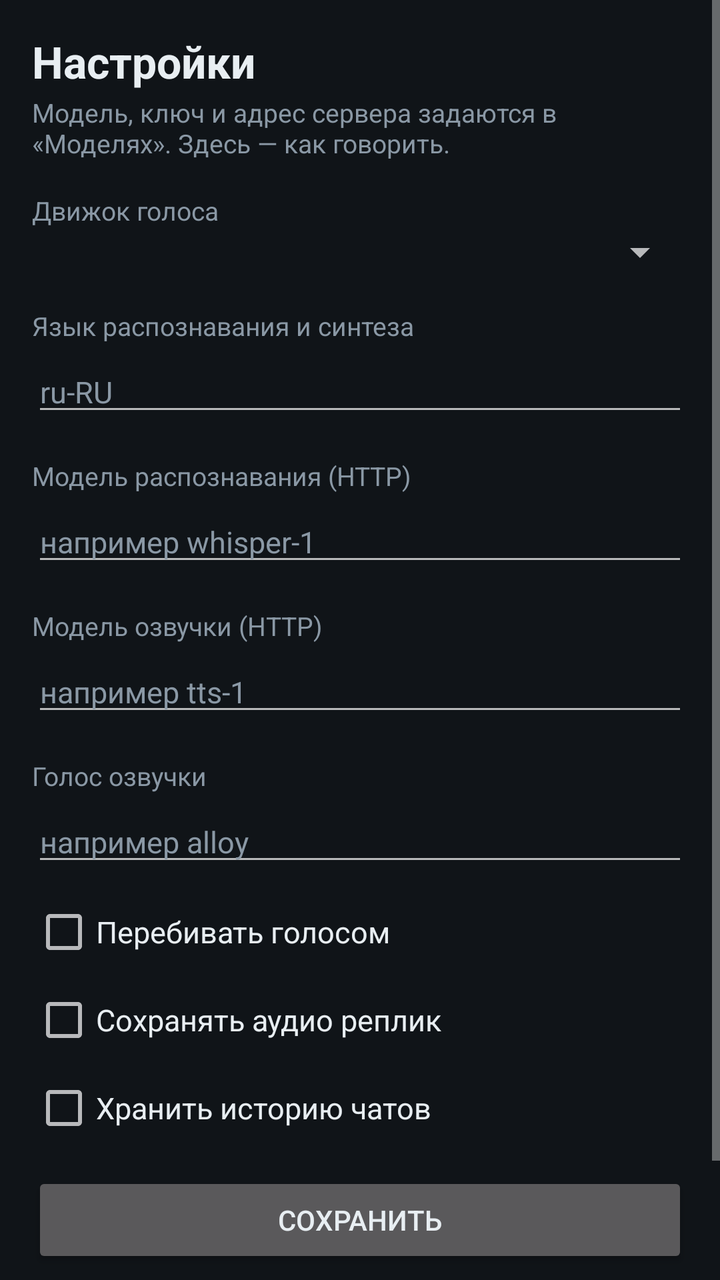
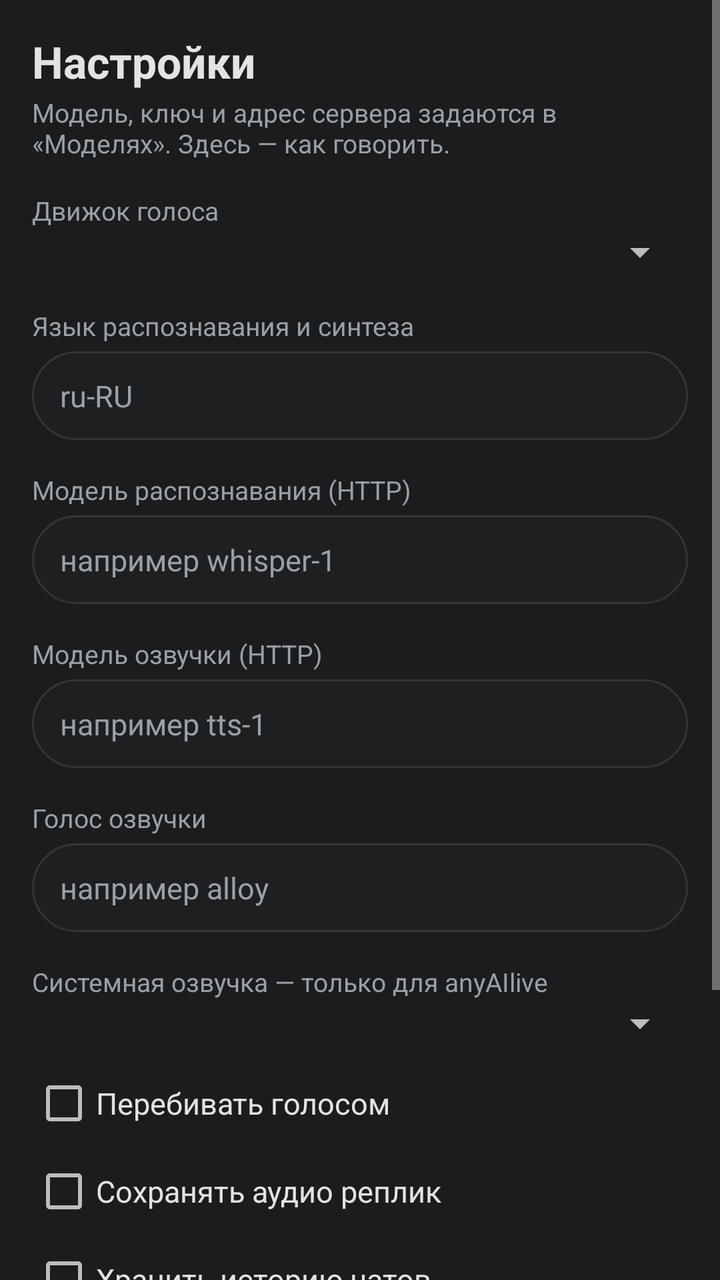

Two renders of the same Android screen: before a commit and after it. Below are the layout's source before the change and the commit's diff.
<!-- AndroidManifest.xml: application theme AppTheme -->
<!-- res/layout/activity_settings.xml -->
<?xml version="1.0" encoding="utf-8"?>
<ScrollView xmlns:android="http://schemas.android.com/apk/res/android"
    android:layout_width="match_parent"
    android:layout_height="match_parent"
    android:background="@color/bg"
    android:fillViewport="true">

    <LinearLayout
        android:layout_width="match_parent"
        android:layout_height="wrap_content"
        android:orientation="vertical"
        android:padding="16dp">

        <TextView
            android:layout_width="match_parent"
            android:layout_height="wrap_content"
            android:text="@string/settings_title"
            android:textColor="@color/fg"
            android:textSize="22sp"
            android:textStyle="bold" />

        <TextView
            android:layout_width="match_parent"
            android:layout_height="wrap_content"
            android:layout_marginTop="2dp"
            android:text="@string/settings_hint"
            android:textColor="@color/muted"
            android:textSize="13sp" />

        <TextView
            style="@style/SettingsLabel"
            android:text="@string/settings_engine" />

        <Spinner
            android:id="@+id/set_engine"
            android:layout_width="match_parent"
            android:layout_height="wrap_content" />

        <TextView
            style="@style/SettingsLabel"
            android:text="@string/settings_language" />

        <EditText
            android:id="@+id/set_language"
            style="@style/SettingsInput"
            android:hint="@string/settings_language_hint"
            android:inputType="text" />

        <TextView
            style="@style/SettingsLabel"
            android:text="@string/settings_stt" />

        <EditText
            android:id="@+id/set_stt"
            style="@style/SettingsInput"
            android:hint="@string/settings_stt_hint"
            android:inputType="text" />

        <TextView
            style="@style/SettingsLabel"
            android:text="@string/settings_tts" />

        <EditText
            android:id="@+id/set_tts"
            style="@style/SettingsInput"
            android:hint="@string/settings_tts_hint"
            android:inputType="text" />

        <TextView
            style="@style/SettingsLabel"
            android:text="@string/settings_voice" />

        <EditText
            android:id="@+id/set_voice"
            style="@style/SettingsInput"
            android:hint="@string/settings_voice_hint"
            android:inputType="text" />

        <CheckBox
            android:id="@+id/set_barge_in"
            style="@style/SettingsCheck"
            android:text="@string/settings_barge_in" />

        <CheckBox
            android:id="@+id/set_save_audio"
            style="@style/SettingsCheck"
            android:text="@string/settings_save_audio" />

        <CheckBox
            android:id="@+id/set_keep_history"
            style="@style/SettingsCheck"
            android:text="@string/settings_keep_history" />

        <Button
            android:id="@+id/btn_save_settings"
            android:layout_width="match_parent"
            android:layout_height="wrap_content"
            android:layout_marginTop="16dp"
            android:text="@string/btn_save" />

        <Button
            android:id="@+id/btn_export_all"
            android:layout_width="match_parent"
            android:layout_height="wrap_content"
            android:layout_marginTop="8dp"
            android:text="@string/settings_export_all" />
    </LinearLayout>
</ScrollView>
<!-- resources referenced by this layout -->
<resources>
  <color name="bg">#FF101418</color>
  <color name="fg">#FFE8EEF2</color>
  <color name="muted">#FF8A98A5</color>
  <string name="btn_save">Сохранить</string>
  <string name="settings_barge_in">Перебивать голосом</string>
  <string name="settings_engine">Движок голоса</string>
  <string name="settings_export_all">Экспортировать все чаты (JSON)</string>
  <string name="settings_hint">Модель, ключ и адрес сервера задаются в «Моделях». Здесь — как говорить.</string>
  <string name="settings_keep_history">Хранить историю чатов</string>
  <string name="settings_language">Язык распознавания и синтеза</string>
  <string name="settings_language_hint">ru-RU</string>
  <string name="settings_save_audio">Сохранять аудио реплик</string>
  <string name="settings_stt">Модель распознавания (HTTP)</string>
  <string name="settings_stt_hint">например whisper-1</string>
  <string name="settings_title">Настройки</string>
  <string name="settings_tts">Модель озвучки (HTTP)</string>
  <string name="settings_tts_hint">например tts-1</string>
  <string name="settings_voice">Голос озвучки</string>
  <string name="settings_voice_hint">например alloy</string>
  <style name="SettingsInput">
          <item name="android:layout_width">match_parent</item>
          <item name="android:layout_height">wrap_content</item>
          <item name="android:layout_marginTop">4dp</item>
          <item name="android:textColor">@color/fg</item>
          <item name="android:textColorHint">@color/muted</item>
          <item name="android:textSize">15sp</item>
      </style>
  <style name="AppTheme" parent="@android:style/Theme.Material.NoActionBar">
          <item name="android:windowBackground">@color/bg</item>
          <item name="android:statusBarColor">@color/bg</item>
          <item name="android:navigationBarColor">@color/bg</item>
          <item name="android:textColorPrimary">@color/fg</item>
          <item name="android:colorAccent">@color/accent</item>
      </style>
  <color name="accent">#FF4DD0A6</color>
  <!-- unchanged entries left out for length: 2 -->
</resources>

<!-- the commit's change to res/layout/activity_settings.xml (unified diff, before → after) -->
@@ -76,6 +76,15 @@
             android:hint="@string/settings_voice_hint"
             android:inputType="text" />
 
+        <TextView
+            style="@style/SettingsLabel"
+            android:text="Системная озвучка — только для anyAIlive" />
+
+        <Spinner
+            android:id="@+id/set_tts_engine"
+            android:layout_width="match_parent"
+            android:layout_height="wrap_content" />
+
         <CheckBox
             android:id="@+id/set_barge_in"
             style="@style/SettingsCheck"
@@ -99,6 +108,12 @@
             android:text="@string/btn_save" />
 
         <Button
+            android:id="@+id/btn_test_tts"
+            android:layout_width="match_parent"
+            android:layout_height="wrap_content"
+            android:text="Проверить / остановить системную озвучку" />
+
+        <Button
             android:id="@+id/btn_export_all"
             android:layout_width="match_parent"
             android:layout_height="wrap_content"
<!-- resource entries referenced after the edit -->
@@ -1,8 +1,8 @@
 <!-- resources referenced by this layout -->
 <resources>
-  <color name="bg">#FF101418</color>
-  <color name="fg">#FFE8EEF2</color>
-  <color name="muted">#FF8A98A5</color>
+  <color name="bg">#FF1B1C1D</color>
+  <color name="fg">#FFE3E3E3</color>
+  <color name="muted">#FF9AA0A6</color>
   <string name="btn_save">Сохранить</string>
   <string name="settings_barge_in">Перебивать голосом</string>
   <string name="settings_engine">Движок голоса</string>
@@ -23,6 +23,11 @@
           <item name="android:layout_width">match_parent</item>
           <item name="android:layout_height">wrap_content</item>
           <item name="android:layout_marginTop">4dp</item>
+          <item name="android:background">@drawable/bg_input</item>
+          <item name="android:paddingStart">14dp</item>
+          <item name="android:paddingEnd">14dp</item>
+          <item name="android:paddingTop">12dp</item>
+          <item name="android:paddingBottom">12dp</item>
           <item name="android:textColor">@color/fg</item>
           <item name="android:textColorHint">@color/muted</item>
           <item name="android:textSize">15sp</item>
@@ -33,8 +38,42 @@
           <item name="android:navigationBarColor">@color/bg</item>
           <item name="android:textColorPrimary">@color/fg</item>
           <item name="android:colorAccent">@color/accent</item>
+          
+          <item name="android:buttonStyle">@style/PillButton</item>
       </style>
-  <color name="accent">#FF4DD0A6</color>
+  <!-- drawable bg_input (drawable) -->
+  <?xml version="1.0" encoding="utf-8"?>
+  <shape xmlns:android="http://schemas.android.com/apk/res/android"
+      android:shape="rectangle">
+      <solid android:color="@color/surface" />
+      <corners android:radius="24dp" />
+      <stroke android:width="1dp" android:color="@color/line" />
+  </shape>
+  <color name="accent">#FFA8C7FA</color>
+  <style name="PillButton" parent="@android:style/Widget.Material.Button">
+          <item name="android:background">@drawable/bg_pill_button</item>
+          <item name="android:textColor">@color/fg</item>
+          <item name="android:textAllCaps">false</item>
+          <item name="android:textSize">15sp</item>
+          <item name="android:letterSpacing">0.01</item>
+          <item name="android:minHeight">44dp</item>
+          <item name="android:paddingStart">20dp</item>
+          <item name="android:paddingEnd">20dp</item>
+      </style>
+  <color name="surface">#FF1E1F20</color>
+  <color name="line">#FF333537</color>
+  <!-- drawable bg_pill_button (drawable) -->
+  <?xml version="1.0" encoding="utf-8"?>
+  <ripple xmlns:android="http://schemas.android.com/apk/res/android"
+      android:color="#33FFFFFF">
+      <item>
+          <shape android:shape="rectangle">
+              <solid android:color="@color/surface2" />
+              <corners android:radius="24dp" />
+          </shape>
+      </item>
+  </ripple>
+  <color name="surface2">#FF282A2C</color>
   <!-- unchanged entries left out for length: 2 -->
 </resources>
 
